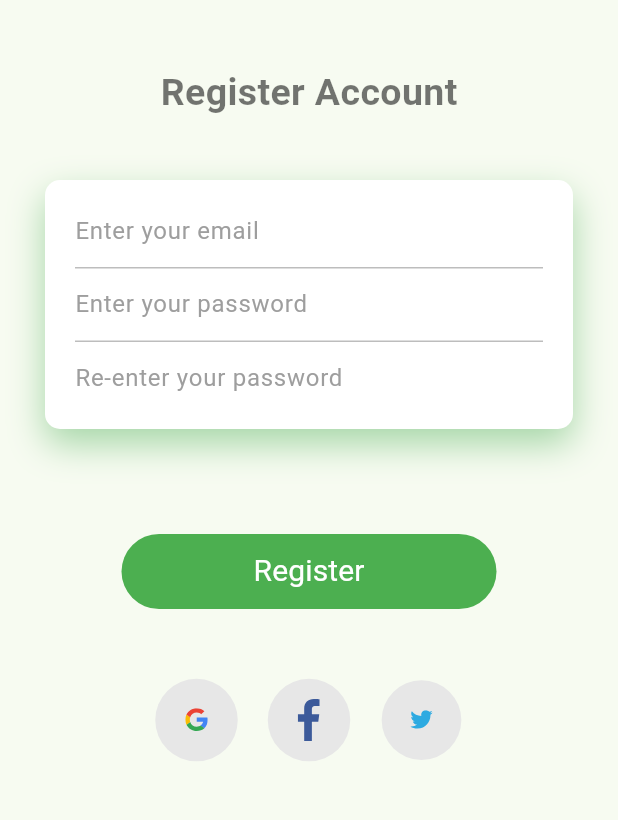
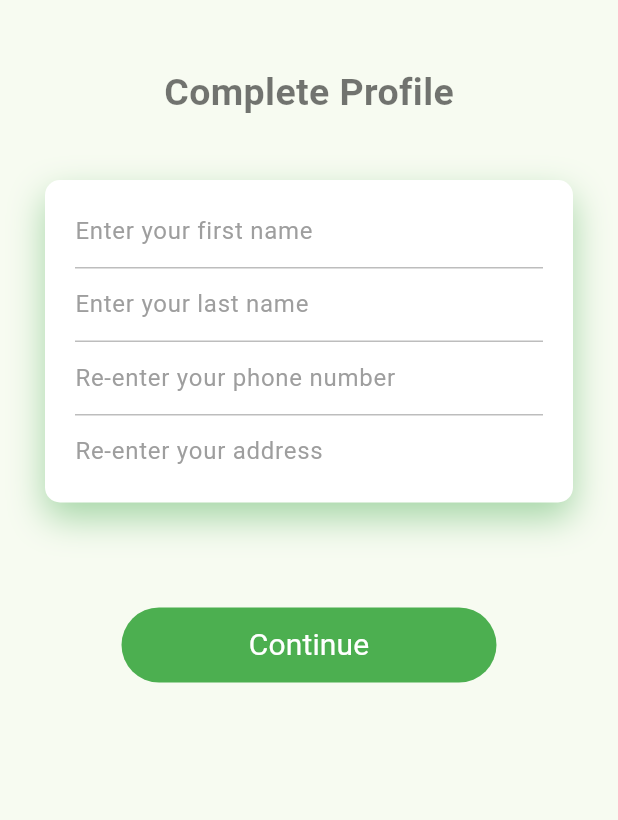
Before and after one commit to nguyenduyhuydn1/ecommerce-ui-flutter, a Flutter app: the screen it shows after launch, on a phone screen of 412 x 824 dp, the part 63-883 px from its top. Run offline on Flutter 3.47's test engine with Material 2 defaults, Android fonts, the phone set to English and light mode, and no system bars; our stand-ins replace flutter_dotenv, flutter_riverpod, flutter_svg, go_router.

Commit message:
register form

```diff
--- /dev/null
+++ b/lib/auth/presentation/screens/complete_profile_screen.dart
@@ -0,0 +1,61 @@
+import 'package:flutter/material.dart';
+
+import 'package:ecommerce_ui_flutter/auth/presentation/widgets/widgets.dart';
+
+class CompleteProfileScreen extends StatelessWidget {
+  const CompleteProfileScreen({super.key});
+
+  @override
+  Widget build(BuildContext context) {
+    return Scaffold(
+      appBar: AppBar(
+        title: const Text(
+          "Sign Up",
+          style: TextStyle(color: Colors.grey),
+        ),
+        centerTitle: true,
+      ),
+      body: SingleChildScrollView(
+        child: Padding(
+          padding: const EdgeInsets.all(30),
+          child: Column(
+            children: [
+              const Center(
+                child: Text(
+                  "Complete Profile",
+                  style: TextStyle(
+                      fontSize: 25,
+                      color: Colors.black54,
+                      fontWeight: FontWeight.bold),
+                ),
+              ),
+              const SizedBox(height: 40),
+              const CustomFormField(widgets: [
+                CustomTextField(
+                  hintText: "Enter your first name",
+                ),
+                CustomTextField(
+                  hintText: "Enter your last name",
+                ),
+                CustomTextField(
+                  hintText: "Re-enter your phone number",
+                ),
+                CustomTextField(
+                  hintText: "Re-enter your address",
+                  borderBottom: false,
+                ),
+              ]),
+              const SizedBox(height: 70),
+              CustomFilledButton(
+                width: 250,
+                height: 50,
+                text: "Continue",
+                onPressed: () {},
+              ),
+            ],
+          ),
+        ),
+      ),
+    );
+  }
+}
--- a/lib/auth/presentation/screens/register_screen.dart
+++ b/lib/auth/presentation/screens/register_screen.dart
@@ -15,7 +15,7 @@ class RegisterScreen extends StatelessWidget {
         centerTitle: true,
       ),
       body: Padding(
-        padding: EdgeInsets.all(30),
+        padding: const EdgeInsets.all(30),
         child: Column(
           children: [
             const Center(
@@ -44,7 +44,7 @@ class RegisterScreen extends StatelessWidget {
             CustomFilledButton(
               width: 250,
               height: 50,
-              text: "Register",
+              text: "Continue",
               onPressed: () {},
             ),
             const SizedBox(height: 40),
--- a/lib/auth/presentation/screens/screens.dart
+++ b/lib/auth/presentation/screens/screens.dart
@@ -1,2 +1,3 @@
 export './login_screen.dart';
 export './register_screen.dart';
+export './complete_profile_screen.dart';
--- a/lib/config/router/app_router.dart
+++ b/lib/config/router/app_router.dart
@@ -2,7 +2,7 @@ import 'package:ecommerce_ui_flutter/auth/presentation/screens/screens.dart';
 import 'package:go_router/go_router.dart';
 
 final appRouter = GoRouter(
-  initialLocation: '/register',
+  initialLocation: '/complete_profile',
   routes: [
     GoRoute(
       path: '/login',
@@ -28,6 +28,12 @@ final appRouter = GoRouter(
       path: '/register',
       builder: (context, state) {
         return const RegisterScreen();
+      },
+    ),
+    GoRoute(
+      path: '/complete_profile',
+      builder: (context, state) {
+        return const CompleteProfileScreen();
       },
     ),
     GoRoute(
```
